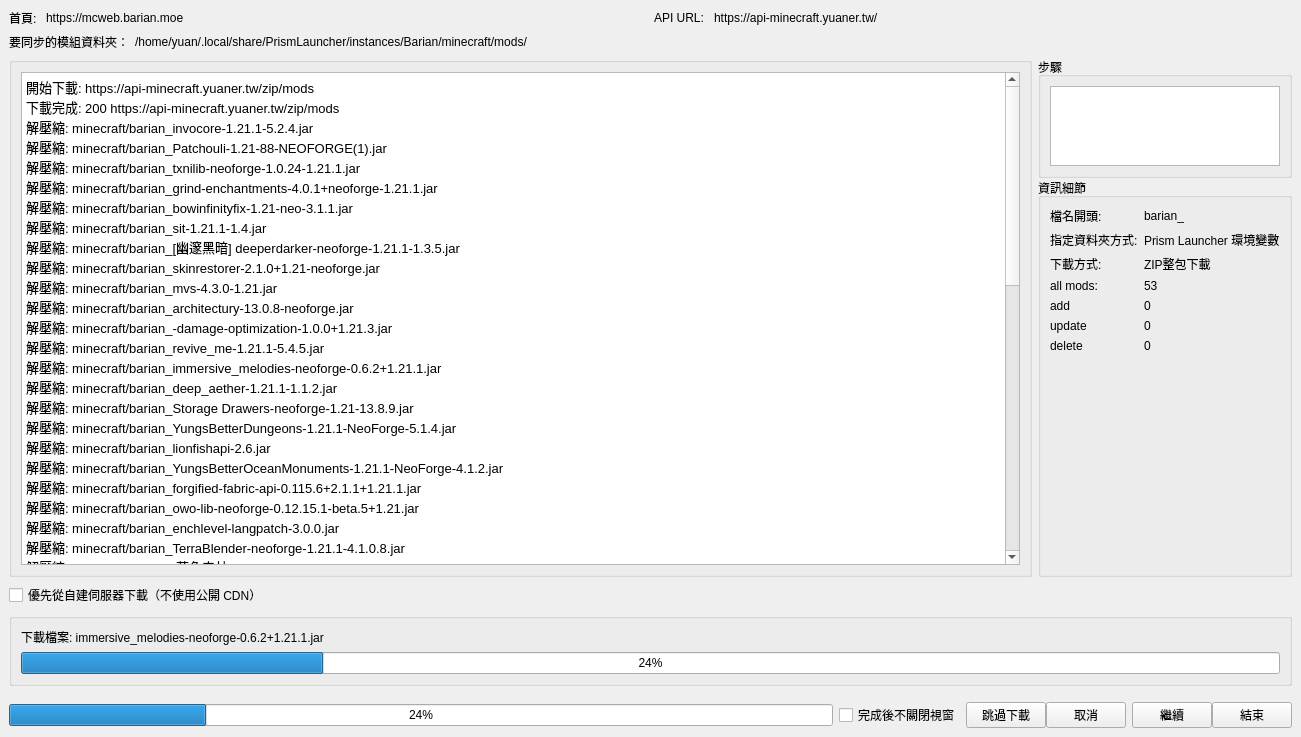
Above: src/gui/MainWindow.ui from j0935586110-lgtm/python-minecraft-mods-sync before the change. Below: the same form after it.
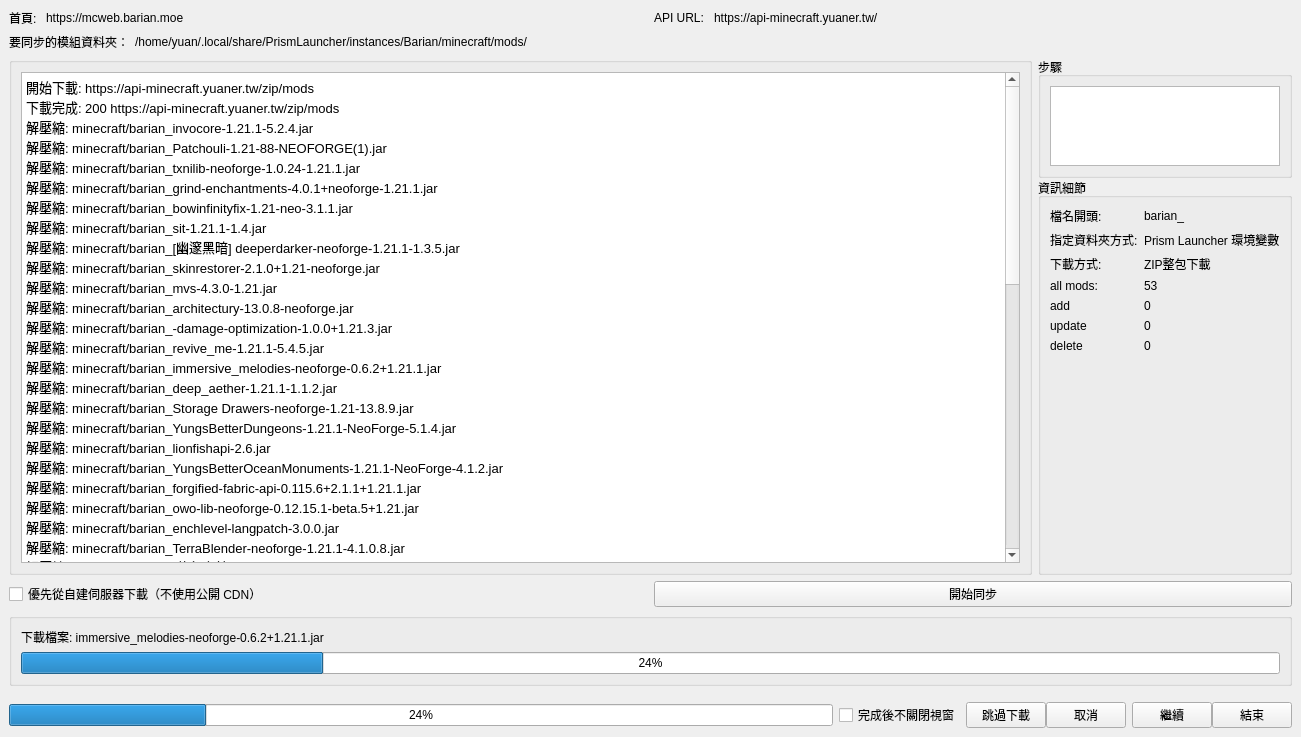
That is the form after the change.

Commit message: fix(client): carry over manual GUI start and selective origin validation from PR #1

What changed in the file:
```diff
--- a/src/gui/MainWindow.ui
+++ b/src/gui/MainWindow.ui
@@ -379,6 +379,8 @@
      </layout>
     </item>
     <item>
+     <layout class="QHBoxLayout" name="downloadSource_layout">
+      <item>
      <widget class="QCheckBox" name="preferServer_checkBox">
       <property name="toolTip">
        <string>使用自建伺服器的 serverDownloadUrl；未提供直連網址會回報錯誤，不會偷偷改用 CDN。整包 ZIP 仍由伺服器提供。</string>
@@ -387,6 +389,15 @@
        <string>優先從自建伺服器下載（不使用公開 CDN）</string>
       </property>
      </widget>
+      </item>
+      <item>
+       <widget class="QPushButton" name="startSync_pBtn">
+        <property name="text">
+         <string>開始同步</string>
+        </property>
+       </widget>
+      </item>
+     </layout>
     </item>
     <item>
      <widget class="QGroupBox" name="step_layout">
```
Left out of the diff: 2 changed lines with no effect on the pictures. Lines whose indentation alone changed are shown as unchanged. The commit also changes 4 other files.
